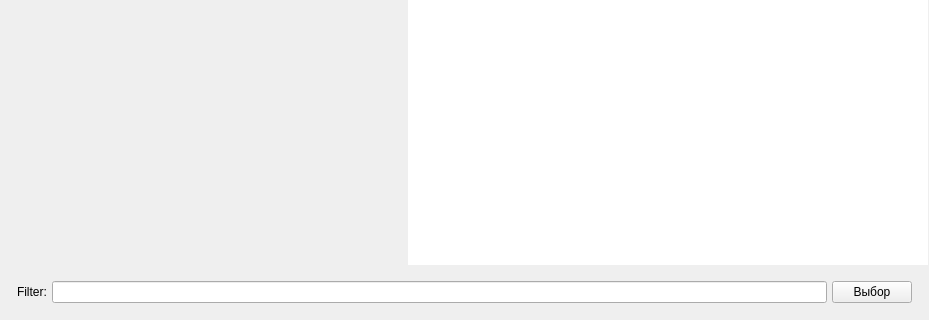
Qt form src/designer/mainwindow.ui (dnkorpushov/libro2) before a commit; both pictures show x 0 to 929 and y 165 to 485 of the 929 by 485 pixel window.
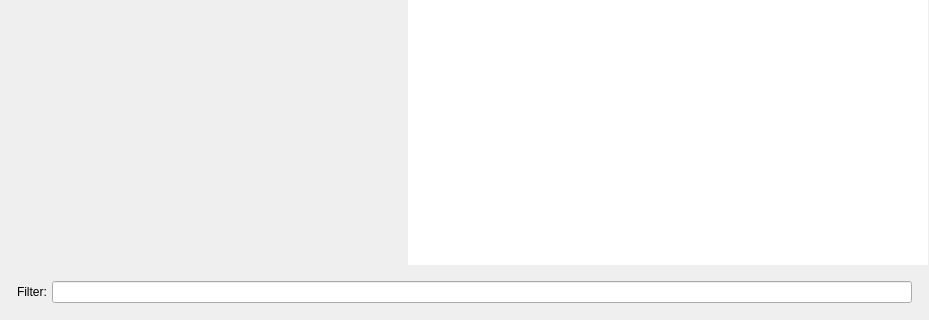
The same form after that commit. Custom widgets are drawn as their Qt base class.

```diff
--- a/src/designer/mainwindow.ui
+++ b/src/designer/mainwindow.ui
@@ -108,7 +108,7 @@
         <property name="frameShadow">
          <enum>QFrame::Plain</enum>
         </property>
-        <layout class="QHBoxLayout" name="horizontalLayout" stretch="0,0,0">
+        <layout class="QHBoxLayout" name="horizontalLayout" stretch="0,0">
          <property name="spacing">
           <number>5</number>
          </property>
@@ -132,20 +132,7 @@
           </widget>
          </item>
          <item>
-          <widget class="QLineEdit" name="textFilter"/>
-         </item>
-         <item>
-          <widget class="QPushButton" name="btnFilterMenu">
-           <property name="sizePolicy">
-            <sizepolicy hsizetype="Minimum" vsizetype="Fixed">
-             <horstretch>0</horstretch>
-             <verstretch>0</verstretch>
-            </sizepolicy>
-           </property>
-           <property name="text">
-            <string>Выбор</string>
-           </property>
-          </widget>
+          <widget class="ButtonLineEdit" name="textFilter"/>
          </item>
         </layout>
        </widget>
@@ -477,6 +464,11 @@
    <extends>QToolBar</extends>
    <header>.maintoolbar.h</header>
   </customwidget>
+  <customwidget>
+   <class>ButtonLineEdit</class>
+   <extends>QLineEdit</extends>
+   <header>.customcontrols.h</header>
+  </customwidget>
  </customwidgets>
  <resources>
   <include location="resources.qrc"/>
```
